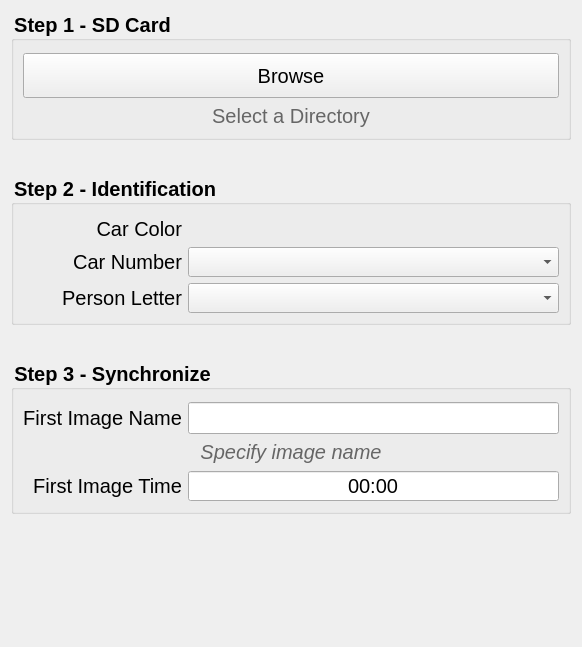
Before: the Qt Designer form widgets/ImageForm.ui in bluemellophone/gzc-client, drawn with Qt 5.
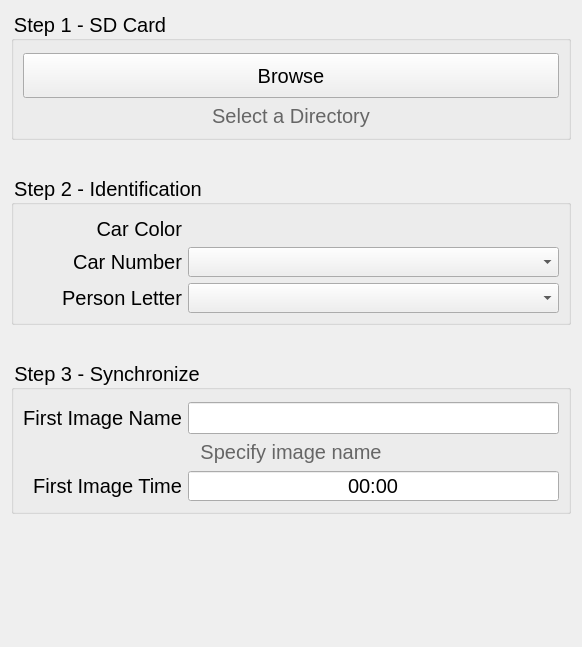
After: the same form once the commit is applied.

```diff
--- a/widgets/ImageForm.ui
+++ b/widgets/ImageForm.ui
@@ -56,8 +56,6 @@
        <property name="font">
         <font>
          <pointsize>-1</pointsize>
-         <weight>75</weight>
-         <bold>true</bold>
         </font>
        </property>
        <property name="styleSheet">
@@ -159,8 +157,6 @@
        <property name="font">
         <font>
          <pointsize>-1</pointsize>
-         <weight>75</weight>
-         <bold>true</bold>
         </font>
        </property>
        <property name="styleSheet">
@@ -292,8 +288,6 @@
        <property name="font">
         <font>
          <pointsize>-1</pointsize>
-         <weight>75</weight>
-         <bold>true</bold>
         </font>
        </property>
        <property name="styleSheet">
@@ -381,7 +375,6 @@
           <property name="font">
            <font>
             <pointsize>-1</pointsize>
-            <italic>true</italic>
            </font>
           </property>
           <property name="styleSheet">
```
Left out of the diff: 38 changed lines with no effect on the pictures.
